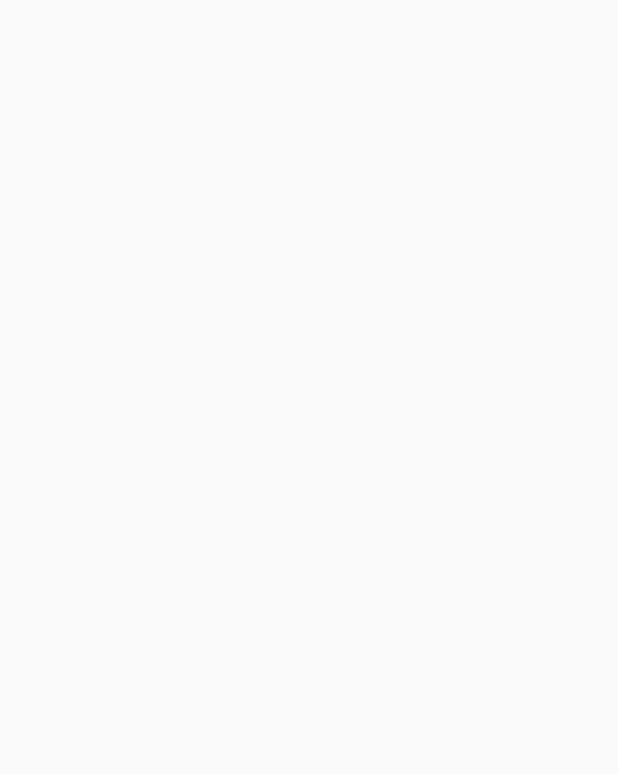
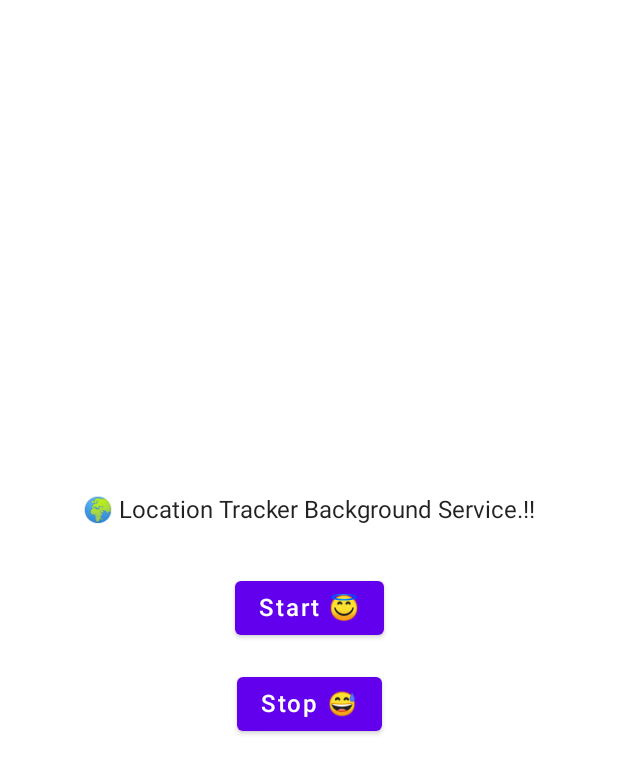
Before and after one commit to javacl/live-location, an Android app built with Jetpack Compose: the screen it shows after launch (MainActivity), on a phone screen of 412 x 824 dp. Before the commit the part shown is empty. Shown: the top 774 px of the screen. Run offline under Robolectric (Android 15) with nearby library versions, the phone set to English and light mode, and no system bars; our stand-ins replace Dagger/Hilt's generated code.

Commit message:
live-location-in-background

```diff
--- a/app/build.gradle
+++ b/app/build.gradle
@@ -107,6 +107,10 @@ dependencies {
     implementation("com.squareup.okhttp3:okhttp")
     implementation("com.squareup.okhttp3:logging-interceptor")
 
+    // Moshi Kotlin
+    def moshi_version = "1.14.0"
+    implementation "com.squareup.moshi:moshi-kotlin:$moshi_version"
+
     // Test
     testImplementation "junit:junit:4.13.2"
     androidTestImplementation "androidx.test.ext:junit:1.1.3"
--- a/app/src/main/java/com/live/location/main/MainActivity.kt
+++ b/app/src/main/java/com/live/location/main/MainActivity.kt
@@ -1,56 +1,20 @@
 package com.live.location.main
 
-import android.Manifest
-import android.content.Intent
 import android.os.Bundle
 import androidx.activity.ComponentActivity
 import androidx.activity.compose.setContent
-import androidx.compose.runtime.rememberCoroutineScope
 import com.google.accompanist.permissions.ExperimentalPermissionsApi
-import com.google.accompanist.permissions.isGranted
-import com.google.accompanist.permissions.rememberMultiplePermissionsState
-import com.google.accompanist.permissions.rememberPermissionState
-import com.live.location.service.LiveLocationService
 import com.live.location.theme.LiveLocationTheme
 import dagger.hilt.android.AndroidEntryPoint
-import kotlinx.coroutines.launch
 
 @ExperimentalPermissionsApi
 @AndroidEntryPoint
 class MainActivity : ComponentActivity() {
     override fun onCreate(savedInstanceState: Bundle?) {
         super.onCreate(savedInstanceState)
-
         setContent {
-
-            val coroutineScope = rememberCoroutineScope()
-
             LiveLocationTheme {
-
-                val locationPermissionState = rememberMultiplePermissionsState(
-                    listOf(
-                        Manifest.permission.ACCESS_FINE_LOCATION,
-                        Manifest.permission.ACCESS_COARSE_LOCATION
-                    )
-                )
-
-                val backgroundPermissionState = rememberPermissionState(
-                    Manifest.permission.ACCESS_BACKGROUND_LOCATION
-                )
-
-                if (locationPermissionState.allPermissionsGranted && backgroundPermissionState.status.isGranted) {
-                    if (!LiveLocationService.liveLocationServiceIsRunning) {
-                        Intent(applicationContext, LiveLocationService::class.java).apply {
-                            action = LiveLocationService.ACTION_START
-                            startService(this)
-                        }
-                    }
-                } else {
-                    coroutineScope.launch {
-                        locationPermissionState.launchMultiplePermissionRequest()
-                        backgroundPermissionState.launchPermissionRequest()
-                    }
-                }
+                MainScreen()
             }
         }
     }
--- /dev/null
+++ b/app/src/main/java/com/live/location/main/MainScreen.kt
@@ -0,0 +1,101 @@
+package com.live.location.main
+
+import android.Manifest
+import android.content.Intent
+import androidx.compose.foundation.background
+import androidx.compose.foundation.layout.*
+import androidx.compose.material.Button
+import androidx.compose.material.MaterialTheme
+import androidx.compose.material.Text
+import androidx.compose.runtime.Composable
+import androidx.compose.ui.Alignment
+import androidx.compose.ui.Modifier
+import androidx.compose.ui.platform.LocalContext
+import androidx.compose.ui.text.style.TextAlign
+import androidx.compose.ui.unit.dp
+import com.google.accompanist.permissions.ExperimentalPermissionsApi
+import com.google.accompanist.permissions.isGranted
+import com.google.accompanist.permissions.rememberMultiplePermissionsState
+import com.google.accompanist.permissions.rememberPermissionState
+import com.live.location.service.LiveLocationService
+
+@ExperimentalPermissionsApi
+@Composable
+fun MainScreen() {
+
+    val context = LocalContext.current
+
+    val locationPermissionState = rememberMultiplePermissionsState(
+        listOf(
+            Manifest.permission.ACCESS_FINE_LOCATION,
+            Manifest.permission.ACCESS_COARSE_LOCATION
+        )
+    )
+
+    val backgroundPermissionState = rememberPermissionState(
+        Manifest.permission.ACCESS_BACKGROUND_LOCATION
+    )
+
+    Column(
+        modifier = Modifier
+            .fillMaxSize()
+            .background(MaterialTheme.colors.background)
+            .padding(16.dp),
+        horizontalAlignment = Alignment.CenterHorizontally,
+        verticalArrangement = Arrangement.Center
+    ) {
+
+        if (locationPermissionState.allPermissionsGranted && backgroundPermissionState.status.isGranted) {
+
+            Text(
+                text = "🌍 Location Tracker Background Service.!!",
+                fontSize = MaterialTheme.typography.subtitle1.fontSize,
+                textAlign = TextAlign.Center
+            )
+
+            Spacer(modifier = Modifier.height(32.dp))
+
+            Button(onClick = {
+                if (LiveLocationService.liveLocationServiceIsRunning) {
+                    return@Button
+                }
+                Intent(context.applicationContext, LiveLocationService::class.java).apply {
+                    action = LiveLocationService.ACTION_START
+                    context.startService(this)
+                }
+            }) {
+                Text(
+                    fontSize = MaterialTheme.typography.subtitle1.fontSize,
+                    text = if (LiveLocationService.liveLocationServiceIsRunning) "Service Started" else "Start 😇"
+                )
+            }
+
+            Spacer(modifier = Modifier.height(16.dp))
+
+            Button(onClick = {
+                if (!LiveLocationService.liveLocationServiceIsRunning) {
+                    return@Button
+                }
+                Intent(context.applicationContext, LiveLocationService::class.java).apply {
+                    action = LiveLocationService.ACTION_STOP
+                    context.startService(this)
+                }
+            }) {
+                Text(fontSize = MaterialTheme.typography.subtitle1.fontSize, text = "Stop 😅")
+            }
+        } else {
+            Button(onClick = {
+                if (locationPermissionState.allPermissionsGranted) {
+                    backgroundPermissionState.launchPermissionRequest()
+                } else {
+                    locationPermissionState.launchMultiplePermissionRequest()
+                }
+            }) {
+                Text(
+                    fontSize = MaterialTheme.typography.subtitle1.fontSize,
+                    text = "Grant Permission"
+                )
+            }
+        }
+    }
+}
```
Also changed, not shown: app/src/main/java/com/live/location/api/DefaultIfNullFactory.kt (added, +26 -0 lines), app/src/main/java/com/live/location/di/AppModule.kt (+12 -0 lines), app/src/main/java/com/live/location/model/LiveLocationModel.kt (added, +11 -0 lines), app/src/main/java/com/live/location/service/LiveLocationService.kt (+26 -7 lines).
